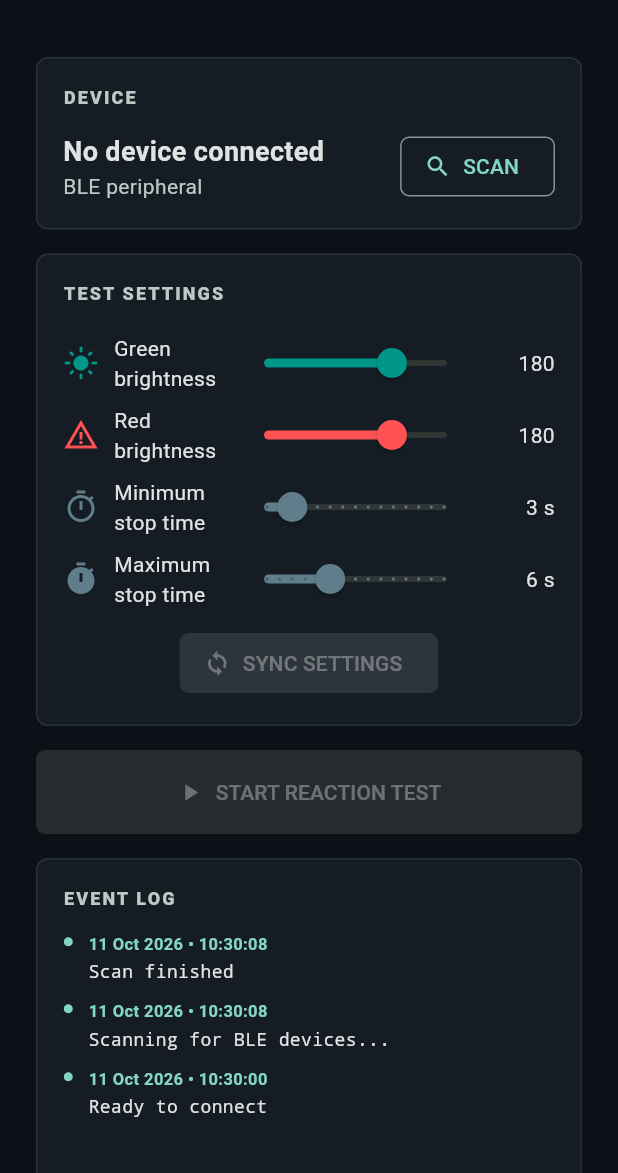
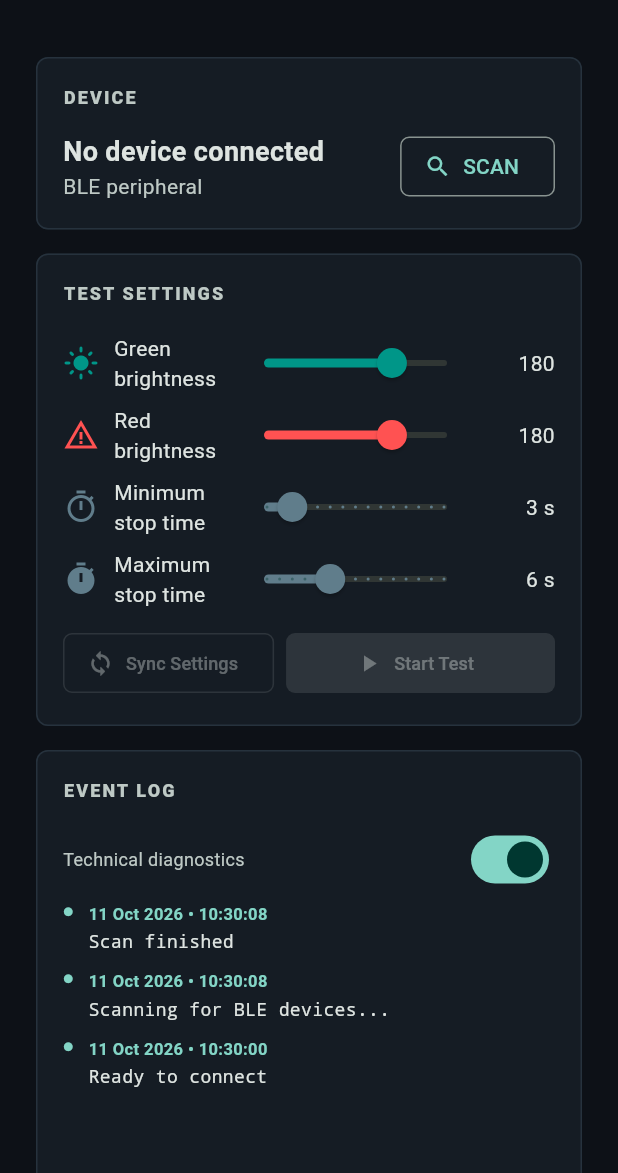
Before and after one commit to evangelionxyz/Reaction-Lab, a Flutter app: the screen it shows after launch, after a tap on "SCAN", on a phone screen of 412 x 824 dp, the part 63-1236 px from its top. Run offline on Flutter 3.47's test engine with Material 3 defaults, Android fonts, the phone set to English and light mode, and no system bars; our stand-ins replace file_picker, flutter_blue_plus.

Commit message:
Refine the UI

```diff
--- a/lib/main.dart
+++ b/lib/main.dart
@@ -29,10 +29,15 @@ class ReactionRecord {
 }
 
 class EventLogEntry {
-  const EventLogEntry({required this.timestamp, required this.message});
+  const EventLogEntry({
+    required this.timestamp,
+    required this.message,
+    required this.technical,
+  });
 
   final DateTime timestamp;
   final String message;
+  final bool technical;
 }
 
 class ReactionApp extends StatelessWidget {
@@ -107,7 +112,11 @@ class _ReactionHomePageState extends State<ReactionHomePage> {
   StreamSubscription<List<int>>? _valueSubscription;
   final List<ReactionRecord> _history = [];
   final List<EventLogEntry> _events = [
-    EventLogEntry(timestamp: DateTime.now(), message: 'Ready to connect'),
+    EventLogEntry(
+      timestamp: DateTime.now(),
+      message: 'Ready to connect',
+      technical: false,
+    ),
   ];
   int _green = 180;
   int _red = 180;
@@ -115,9 +124,15 @@ class _ReactionHomePageState extends State<ReactionHomePage> {
   double _maximum = 6;
   bool _scanning = false;
   bool _connecting = false;
+  bool _simulating = false;
+  bool _technicalLog = true;
   final bool _simulation = !Platform.isAndroid && !Platform.isIOS;
 
   bool get _connected => _simulation || _characteristic != null;
+
+  List<EventLogEntry> get _visibleEvents => _events
+      .where((event) => _technicalLog || !event.technical)
+      .toList(growable: false);
 
   @override
   void initState() {
@@ -133,12 +148,16 @@ class _ReactionHomePageState extends State<ReactionHomePage> {
     super.dispose();
   }
 
-  void _addEvent(String event) {
+  void _addEvent(String event, {bool technical = true}) {
     if (!mounted) return;
     setState(() {
       _events.insert(
         0,
-        EventLogEntry(timestamp: DateTime.now(), message: event),
+        EventLogEntry(
+          timestamp: DateTime.now(),
+          message: event,
+          technical: technical,
+        ),
       );
       if (_events.length > 8) _events.removeLast();
     });
@@ -267,6 +286,10 @@ class _ReactionHomePageState extends State<ReactionHomePage> {
       timestamp: _formatTimestamp(DateTime.now()),
     );
     setState(() => _history.insert(0, record));
+    if (mounted && _simulating) {
+      setState(() => _simulating = false);
+    }
+    _addEvent('Waktu reaksi #${record.index} diterima', technical: false);
     final directory = await getApplicationDocumentsDirectory();
     final file = File(
       '${directory.path}${Platform.pathSeparator}reaction_history.txt',
@@ -379,14 +402,24 @@ class _ReactionHomePageState extends State<ReactionHomePage> {
   }
 
   Future<void> _startTest() async {
-    if (!_connected) return;
+    if (!_connected || _simulating) return;
+    setState(() => _simulating = true);
     if (_simulation) {
+      try {
         _addEvent('Simulation test started');
-      await Future<void>.delayed(const Duration(milliseconds: 700));
+        await Future<void>.delayed(const Duration(seconds: 2));
         _onMessage(utf8.encode('RESULT gas=412 brake=286 index=143'));
+      } finally {
+        if (mounted) setState(() => _simulating = false);
+      }
       return;
     }
+    try {
       await _send('START');
+    } catch (error) {
+      if (mounted) setState(() => _simulating = false);
+      _addEvent('Start error: $error');
+    }
   }
 
   String _formatTimestamp(DateTime dateTime) {
@@ -550,30 +583,82 @@ class _ReactionHomePageState extends State<ReactionHomePage> {
               suffix: ' s',
             ),
             const SizedBox(height: 8),
-            FilledButton.icon(
+
+            Row(
+              spacing: 8,
+              mainAxisAlignment: MainAxisAlignment.spaceBetween,
+              children: [
+                OutlinedButton.icon(
                   onPressed: _connected ? _syncSettings : null,
                   icon: const Icon(Icons.sync),
-              label: const Text('SYNC SETTINGS'),
+                  label: const Text(
+                    'Sync Settings',
+                    style: TextStyle(fontSize: 12),
+                  ),
+                ),
+
+                Expanded(
+                  child: FilledButton.icon(
+                    onPressed: _connected && !_simulating ? _startTest : null,
+                    icon: _simulating
+                        ? SizedBox(
+                            width: 16,
+                            height: 16,
+                            child: CircularProgressIndicator(
+                              strokeWidth: 2,
+                              color: Theme.of(context).colorScheme.onPrimary,
+                            ),
+                          )
+                        : const Icon(Icons.play_arrow),
+                    label: Text(
+                      _simulating ? 'Simulating...' : 'Start Test',
+                      style: const TextStyle(fontSize: 12),
+                    ),
+                  ),
+                ),
+              ],
             ),
           ],
         ),
       ),
       const SizedBox(height: 16),
-      FilledButton.icon(
-        onPressed: _connected ? _startTest : null,
-        icon: const Icon(Icons.play_arrow),
-        label: const Text('START REACTION TEST'),
-        style: FilledButton.styleFrom(padding: const EdgeInsets.all(18)),
-      ),
-      const SizedBox(height: 16),
       _panel(
         'EVENT LOG',
+        Column(
+          children: [
+            Row(
+              children: [
+                Expanded(
+                  child: Text(
+                    _technicalLog ? 'Technical diagnostics' : 'Reaction data',
+                    style: TextStyle(
+                      color: Theme.of(context).colorScheme.onSurfaceVariant,
+                      fontSize: 12,
+                    ),
+                  ),
+                ),
+                Switch.adaptive(
+                  value: _technicalLog,
+                  onChanged: (value) => setState(() => _technicalLog = value),
+                ),
+              ],
+            ),
+            const SizedBox(height: 4),
             SizedBox(
-          height: 156,
-          child: ListView.builder(
-            itemCount: _events.length,
+              height: 210,
+              child: _visibleEvents.isEmpty
+                  ? Center(
+                      child: Text(
+                        'No reaction data yet',
+                        style: TextStyle(
+                          color: Theme.of(context).colorScheme.onSurfaceVariant,
+                        ),
+                      ),
+                    )
+                  : ListView.builder(
+                      itemCount: _visibleEvents.length,
                       itemBuilder: (context, index) {
-              final event = _events[index];
+                        final event = _visibleEvents[index];
                         return Padding(
                           padding: const EdgeInsets.only(bottom: 10),
                           child: Row(
@@ -595,7 +680,9 @@ class _ReactionHomePageState extends State<ReactionHomePage> {
                                     Text(
                                       _formatLogTimestamp(event.timestamp),
                                       style: TextStyle(
-                              color: Theme.of(context).colorScheme.primary,
+                                        color: Theme.of(context)
+                                            .colorScheme
+                                            .primary,
                                         fontSize: 11,
                                         fontWeight: FontWeight.w700,
                                       ),
@@ -616,6 +703,8 @@ class _ReactionHomePageState extends State<ReactionHomePage> {
                         );
                       },
                     ),
+            ),
+          ],
         ),
       ),
     ],
```
Lines whose indentation alone changed are shown as unchanged.
